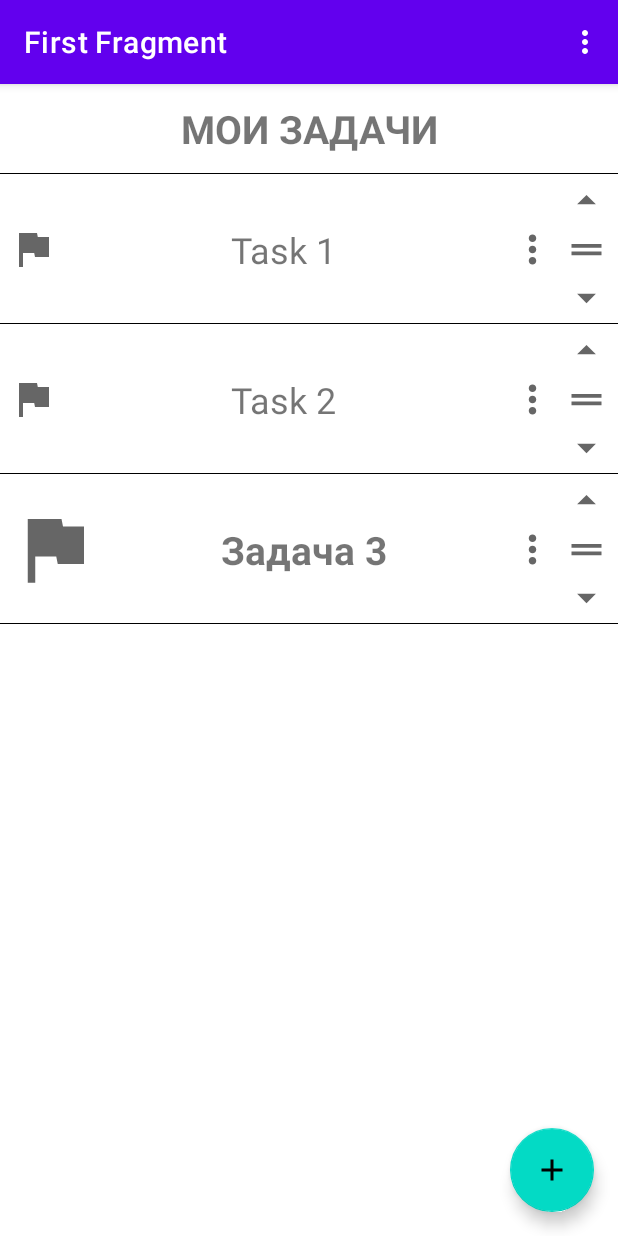
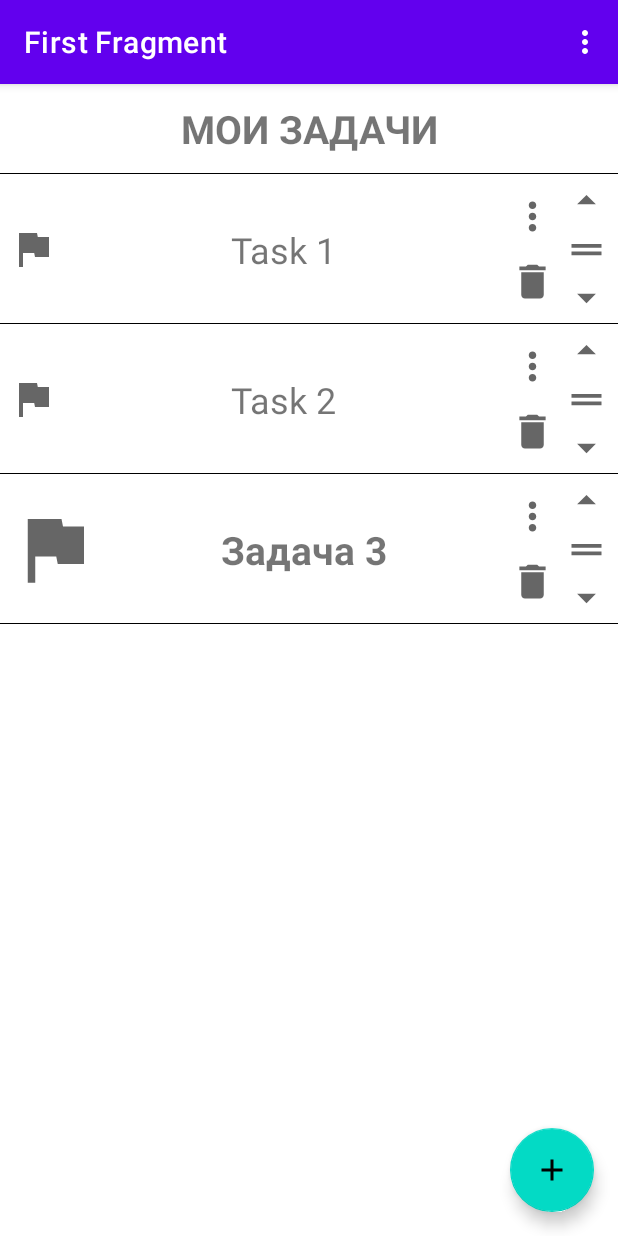
Before and after one commit to alex-eaa/TaskList, an Android app: the screen it shows after launch (MainActivity), after a tap on an icon or button, on a phone screen of 412 x 824 dp. Run offline under Robolectric (Android 15) with nearby library versions, the phone set to English and light mode, and no system bars; our stand-ins replace Room's generated code, RxJava, navigation-ui.

Commit message:
Added delete icons to recycler items

```diff
--- a/app/src/main/java/com/example/tasklist/RecyclerAdapter.kt
+++ b/app/src/main/java/com/example/tasklist/RecyclerAdapter.kt
@@ -4,6 +4,7 @@ import android.util.Log
 import android.view.LayoutInflater
 import android.view.View
 import android.view.ViewGroup
+import android.widget.ImageView
 import android.widget.TextView
 import androidx.appcompat.widget.AppCompatTextView
 import androidx.recyclerview.widget.RecyclerView
@@ -76,6 +77,13 @@ class RecyclerAdapter(
             itemView.setOnClickListener {
                 content.visibility = View.VISIBLE
             }
+
+            itemView.findViewById<ImageView>(R.id.ic_delete).setOnClickListener { removeItem() }
+        }
+
+        private fun removeItem() {
+            data.removeAt(layoutPosition)
+            notifyItemRemoved(layoutPosition)
         }
     }
 
@@ -84,10 +92,18 @@ class RecyclerAdapter(
             itemView.findViewById<AppCompatTextView>(R.id.title).text = data.title
             val content = itemView.findViewById<TextView>(R.id.content)
             content.text = data.content
+
             itemView.setOnClickListener {
 //                onListItemClickListener.onItemClick(data)
                 content.visibility = View.VISIBLE
             }
+
+            itemView.findViewById<ImageView>(R.id.ic_delete).setOnClickListener { removeItem() }
+        }
+
+        private fun removeItem() {
+            data.removeAt(layoutPosition)
+            notifyItemRemoved(layoutPosition)
         }
     }
 
--- a/app/src/main/res/layout/recycler_item_task.xml
+++ b/app/src/main/res/layout/recycler_item_task.xml
@@ -28,10 +28,20 @@
         android:layout_width="30dp"
         android:layout_height="30dp"
         android:layout_marginHorizontal="6dp"
-        app:layout_constraintBottom_toBottomOf="@id/guideline1"
+        app:layout_constraintBottom_toTopOf="@+id/ic_delete"
         app:layout_constraintEnd_toStartOf="@+id/ic_drag"
         app:layout_constraintTop_toTopOf="parent"
         app:srcCompat="@drawable/ic_baseline_more_vert_24" />
+
+    <androidx.appcompat.widget.AppCompatImageView
+        android:id="@+id/ic_delete"
+        android:layout_width="30dp"
+        android:layout_height="30dp"
+        android:layout_marginHorizontal="6dp"
+        app:layout_constraintBottom_toBottomOf="@id/guideline1"
+        app:layout_constraintEnd_toStartOf="@+id/ic_drag"
+        app:layout_constraintTop_toBottomOf="@+id/ic_more"
+        app:srcCompat="@drawable/ic_baseline_delete_24" />
 
     <androidx.appcompat.widget.AppCompatImageView
         android:id="@+id/ic_arrow_up"
--- a/app/src/main/res/layout/recycler_item_task_high_priority.xml
+++ b/app/src/main/res/layout/recycler_item_task_high_priority.xml
@@ -27,10 +27,20 @@
         android:layout_width="30dp"
         android:layout_height="30dp"
         android:layout_marginHorizontal="6dp"
-        app:layout_constraintBottom_toBottomOf="@id/guideline1"
+        app:layout_constraintBottom_toTopOf="@+id/ic_delete"
         app:layout_constraintEnd_toStartOf="@+id/ic_drag"
         app:layout_constraintTop_toTopOf="parent"
         app:srcCompat="@drawable/ic_baseline_more_vert_24" />
+
+    <androidx.appcompat.widget.AppCompatImageView
+        android:id="@+id/ic_delete"
+        android:layout_width="30dp"
+        android:layout_height="30dp"
+        android:layout_marginHorizontal="6dp"
+        app:layout_constraintBottom_toBottomOf="@id/guideline1"
+        app:layout_constraintEnd_toStartOf="@+id/ic_drag"
+        app:layout_constraintTop_toBottomOf="@+id/ic_more"
+        app:srcCompat="@drawable/ic_baseline_delete_24" />
 
     <androidx.appcompat.widget.AppCompatImageView
         android:id="@+id/ic_arrow_up"
```
